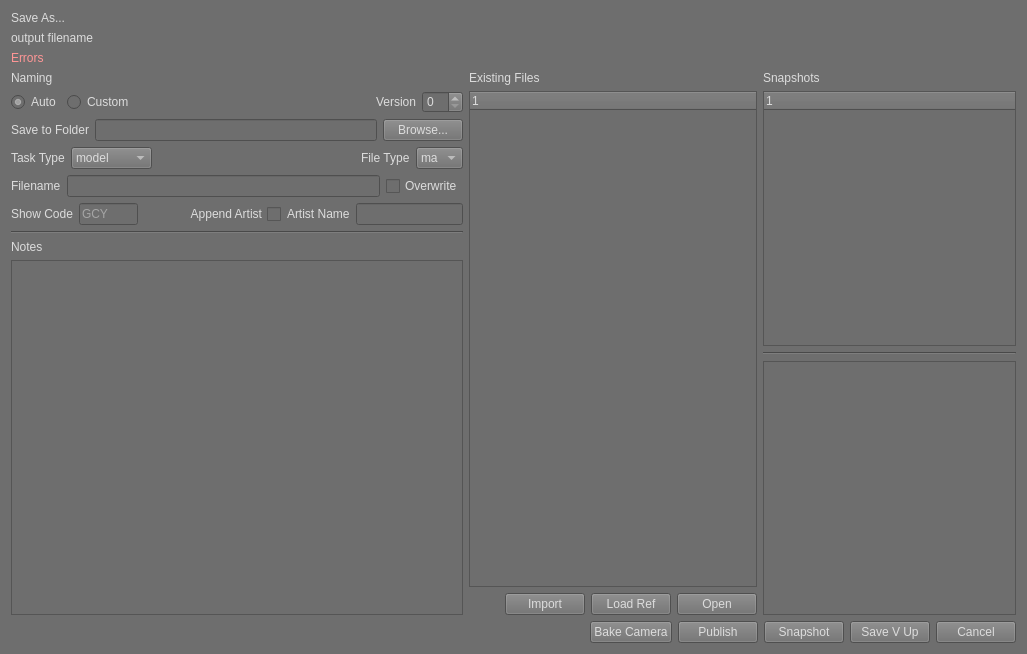
Old version of the form ui/superSaver_UI.ui in the repository SleepDeprivedVFX/versionUp.
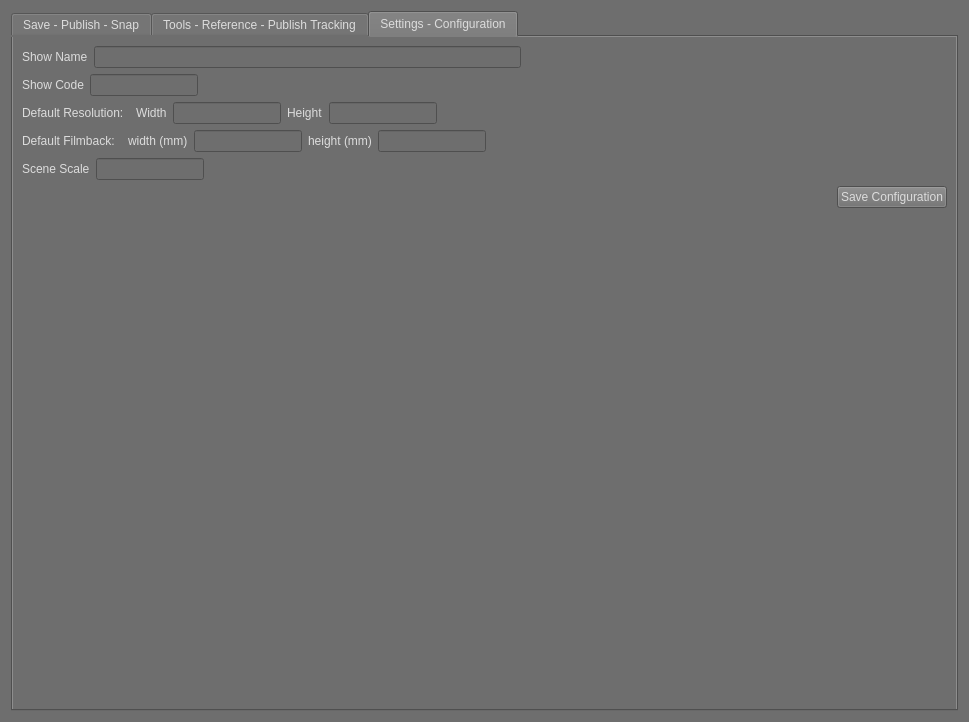
New version of the form. The open tabs and pages were chosen to show the change.

Commit message: v1.1.0: Built new UI. Added recent file function.  New UI includes other functions that are not yet activated.

Patch:
```diff
--- a/ui/superSaver_UI.ui
+++ b/ui/superSaver_UI.ui
@@ -6,14 +6,14 @@
    <rect>
     <x>0</x>
     <y>0</y>
-    <width>1027</width>
-    <height>654</height>
+    <width>969</width>
+    <height>722</height>
    </rect>
   </property>
   <property name="minimumSize">
    <size>
     <width>969</width>
-    <height>476</height>
+    <height>629</height>
    </size>
   </property>
   <property name="windowTitle">
@@ -23,6 +23,16 @@
    <string notr="true">background-color: rgb(110, 110, 110);
 color: rgb(220, 220, 220);</string>
   </property>
+  <layout class="QVBoxLayout" name="verticalLayout_3">
+   <item>
+    <widget class="QTabWidget" name="saverTabs">
+     <property name="currentIndex">
+      <number>0</number>
+     </property>
+     <widget class="QWidget" name="MainTab">
+      <attribute name="title">
+       <string>Save - Publish - Snap</string>
+      </attribute>
   <layout class="QVBoxLayout" name="verticalLayout_2">
    <item>
     <widget class="QLabel" name="Title">
@@ -290,7 +300,7 @@
             </size>
            </property>
            <property name="placeholderText">
-            <string>GCY</string>
+                <string>ABC</string>
            </property>
           </widget>
          </item>
@@ -340,6 +350,9 @@
         <layout class="QVBoxLayout" name="notes_layout">
          <item>
           <widget class="QLabel" name="notes_label">
+               <property name="styleSheet">
+                <string notr="true">font: 700 12pt &quot;Segoe UI&quot;;</string>
+               </property>
            <property name="text">
             <string>Notes</string>
            </property>
@@ -365,6 +378,9 @@
         <layout class="QVBoxLayout" name="existingFile_layout">
          <item>
           <widget class="QLabel" name="existingFile_label">
+               <property name="styleSheet">
+                <string notr="true">font: 700 12pt &quot;Segoe UI&quot;;</string>
+               </property>
            <property name="text">
             <string>Existing Files</string>
            </property>
@@ -425,6 +441,9 @@
       <layout class="QVBoxLayout" name="verticalLayout">
        <item>
         <widget class="QLabel" name="snapshots_label">
+             <property name="styleSheet">
+              <string notr="true">font: 700 12pt &quot;Segoe UI&quot;;</string>
+             </property>
          <property name="text">
           <string>Snapshots</string>
          </property>
@@ -478,13 +497,6 @@
        </property>
       </spacer>
      </item>
-     <item>
-      <widget class="QPushButton" name="bakeCam_btn">
-       <property name="text">
-        <string>Bake Camera</string>
-       </property>
-      </widget>
-     </item>
      <item>
       <widget class="QPushButton" name="publish_btn">
        <property name="text">
@@ -516,9 +528,441 @@
     </layout>
    </item>
   </layout>
-  <zorder>output_filename</zorder>
-  <zorder>Title</zorder>
-  <zorder>messages</zorder>
+     </widget>
+     <widget class="QWidget" name="ToolsTab">
+      <attribute name="title">
+       <string>Tools - Reference - Publish Tracking</string>
+      </attribute>
+      <layout class="QHBoxLayout" name="horizontalLayout_3">
+       <item>
+        <widget class="QGroupBox" name="toolsGroup">
+         <property name="title">
+          <string>Tools</string>
+         </property>
+         <layout class="QVBoxLayout" name="verticalLayout_4">
+          <item>
+           <widget class="QPushButton" name="bakeCam_btn">
+            <property name="text">
+             <string>Bake Camera</string>
+            </property>
+           </widget>
+          </item>
+          <item>
+           <widget class="QCheckBox" name="bakeCamSceneName">
+            <property name="layoutDirection">
+             <enum>Qt::LayoutDirection::RightToLeft</enum>
+            </property>
+            <property name="text">
+             <string>Use Shot/Asset as Cam Name</string>
+            </property>
+           </widget>
+          </item>
+          <item>
+           <widget class="QPushButton" name="fbxPub_btn">
+            <property name="text">
+             <string>Publish Selection as FBX</string>
+            </property>
+           </widget>
+          </item>
+          <item>
+           <widget class="QPushButton" name="objPub_btn">
+            <property name="text">
+             <string>Publish Selection as OBJ</string>
+            </property>
+           </widget>
+          </item>
+          <item>
+           <widget class="QPushButton" name="abcPub_btn">
+            <property name="text">
+             <string>Publish Selection as Alembic</string>
+            </property>
+           </widget>
+          </item>
+          <item>
+           <widget class="QPushButton" name="playblast_btn">
+            <property name="text">
+             <string>Playblaster</string>
+            </property>
+           </widget>
+          </item>
+          <item>
+           <spacer name="verticalSpacer">
+            <property name="orientation">
+             <enum>Qt::Orientation::Vertical</enum>
+            </property>
+            <property name="sizeHint" stdset="0">
+             <size>
+              <width>20</width>
+              <height>40</height>
+             </size>
+            </property>
+           </spacer>
+          </item>
+         </layout>
+        </widget>
+       </item>
+       <item>
+        <layout class="QVBoxLayout" name="verticalLayout_5">
+         <item>
+          <widget class="QLabel" name="referenceListLabel">
+           <property name="styleSheet">
+            <string notr="true">font: 700 12pt &quot;Segoe UI&quot;;</string>
+           </property>
+           <property name="text">
+            <string>Loaded References</string>
+           </property>
+          </widget>
+         </item>
+         <item>
+          <widget class="QTableWidget" name="referenceList"/>
+         </item>
+         <item>
+          <layout class="QHBoxLayout" name="horizontalLayout">
+           <item>
+            <spacer name="horizontalSpacer_3">
+             <property name="orientation">
+              <enum>Qt::Orientation::Horizontal</enum>
+             </property>
+             <property name="sizeHint" stdset="0">
+              <size>
+               <width>40</width>
+               <height>20</height>
+              </size>
+             </property>
+            </spacer>
+           </item>
+           <item>
+            <widget class="QPushButton" name="updateAllRefs_btn">
+             <property name="text">
+              <string>Update All</string>
+             </property>
+            </widget>
+           </item>
+           <item>
+            <widget class="QPushButton" name="updateRefs_btn">
+             <property name="text">
+              <string>Update Selected</string>
+             </property>
+            </widget>
+           </item>
+          </layout>
+         </item>
+        </layout>
+       </item>
+       <item>
+        <layout class="QVBoxLayout" name="verticalLayout_6">
+         <item>
+          <widget class="QLabel" name="assetTreeLabel">
+           <property name="styleSheet">
+            <string notr="true">font: 700 12pt &quot;Segoe UI&quot;;</string>
+           </property>
+           <property name="text">
+            <string>Assets</string>
+           </property>
+          </widget>
+         </item>
+         <item>
+          <widget class="QTreeWidget" name="assetTree">
+           <column>
+            <property name="text">
+             <string notr="true">1</string>
+            </property>
+           </column>
+          </widget>
+         </item>
+         <item>
+          <layout class="QHBoxLayout" name="horizontalLayout_2">
+           <item>
+            <spacer name="horizontalSpacer_4">
+             <property name="orientation">
+              <enum>Qt::Orientation::Horizontal</enum>
+             </property>
+             <property name="sizeHint" stdset="0">
+              <size>
+               <width>40</width>
+               <height>20</height>
+              </size>
+             </property>
+            </spacer>
+           </item>
+           <item>
+            <widget class="QPushButton" name="loadRef_2_btn">
+             <property name="text">
+              <string>Load Ref</string>
+             </property>
+            </widget>
+           </item>
+           <item>
+            <widget class="QPushButton" name="import_2_btn">
+             <property name="text">
+              <string>Import</string>
+             </property>
+            </widget>
+           </item>
+          </layout>
+         </item>
+        </layout>
+       </item>
+      </layout>
+     </widget>
+     <widget class="QWidget" name="SettingsTab">
+      <attribute name="title">
+       <string>Settings - Configuration</string>
+      </attribute>
+      <layout class="QVBoxLayout" name="verticalLayout_7">
+       <item>
+        <layout class="QHBoxLayout" name="horizontalLayout_4">
+         <item>
+          <widget class="QLabel" name="showName_label">
+           <property name="text">
+            <string>Show Name</string>
+           </property>
+          </widget>
+         </item>
+         <item>
+          <widget class="QLineEdit" name="showName"/>
+         </item>
+         <item>
+          <spacer name="horizontalSpacer_10">
+           <property name="orientation">
+            <enum>Qt::Orientation::Horizontal</enum>
+           </property>
+           <property name="sizeHint" stdset="0">
+            <size>
+             <width>40</width>
+             <height>20</height>
+            </size>
+           </property>
+          </spacer>
+         </item>
+        </layout>
+       </item>
+       <item>
+        <layout class="QHBoxLayout" name="horizontalLayout_5">
+         <item>
+          <widget class="QLabel" name="showCodeSet_label">
+           <property name="text">
+            <string>Show Code</string>
+           </property>
+          </widget>
+         </item>
+         <item>
+          <widget class="QLineEdit" name="showCodeSet">
+           <property name="sizePolicy">
+            <sizepolicy hsizetype="Fixed" vsizetype="Fixed">
+             <horstretch>0</horstretch>
+             <verstretch>0</verstretch>
+            </sizepolicy>
+           </property>
+          </widget>
+         </item>
+         <item>
+          <spacer name="horizontalSpacer_5">
+           <property name="orientation">
+            <enum>Qt::Orientation::Horizontal</enum>
+           </property>
+           <property name="sizeHint" stdset="0">
+            <size>
+             <width>40</width>
+             <height>20</height>
+            </size>
+           </property>
+          </spacer>
+         </item>
+        </layout>
+       </item>
+       <item>
+        <layout class="QHBoxLayout" name="horizontalLayout_6">
+         <item>
+          <widget class="QLabel" name="defaultResolution_label">
+           <property name="text">
+            <string>Default Resolution:  </string>
+           </property>
+          </widget>
+         </item>
+         <item>
+          <widget class="QLabel" name="resolutionWidth_label">
+           <property name="text">
+            <string>Width</string>
+           </property>
+          </widget>
+         </item>
+         <item>
+          <widget class="QLineEdit" name="resolutionWidth">
+           <property name="sizePolicy">
+            <sizepolicy hsizetype="Fixed" vsizetype="Fixed">
+             <horstretch>0</horstretch>
+             <verstretch>0</verstretch>
+            </sizepolicy>
+           </property>
+          </widget>
+         </item>
+         <item>
+          <widget class="QLabel" name="resolutionHeight_label">
+           <property name="text">
+            <string>Height</string>
+           </property>
+          </widget>
+         </item>
+         <item>
+          <widget class="QLineEdit" name="resolutionHeight">
+           <property name="sizePolicy">
+            <sizepolicy hsizetype="Fixed" vsizetype="Fixed">
+             <horstretch>0</horstretch>
+             <verstretch>0</verstretch>
+            </sizepolicy>
+           </property>
+          </widget>
+         </item>
+         <item>
+          <spacer name="horizontalSpacer_6">
+           <property name="orientation">
+            <enum>Qt::Orientation::Horizontal</enum>
+           </property>
+           <property name="sizeHint" stdset="0">
+            <size>
+             <width>40</width>
+             <height>20</height>
+            </size>
+           </property>
+          </spacer>
+         </item>
+        </layout>
+       </item>
+       <item>
+        <layout class="QHBoxLayout" name="horizontalLayout_7">
+         <item>
+          <widget class="QLabel" name="filmbackLabel">
+           <property name="text">
+            <string>Default Filmback:  </string>
+           </property>
+          </widget>
+         </item>
+         <item>
+          <widget class="QLabel" name="filmback_width_label">
+           <property name="text">
+            <string>width (mm)</string>
+           </property>
+          </widget>
+         </item>
+         <item>
+          <widget class="QLineEdit" name="filmback_width">
+           <property name="sizePolicy">
+            <sizepolicy hsizetype="Fixed" vsizetype="Fixed">
+             <horstretch>0</horstretch>
+             <verstretch>0</verstretch>
+            </sizepolicy>
+           </property>
+          </widget>
+         </item>
+         <item>
+          <widget class="QLabel" name="filmback_height_label">
+           <property name="text">
+            <string>height (mm)</string>
+           </property>
+          </widget>
+         </item>
+         <item>
+          <widget class="QLineEdit" name="filmback_height">
+           <property name="sizePolicy">
+            <sizepolicy hsizetype="Fixed" vsizetype="Fixed">
+             <horstretch>0</horstretch>
+             <verstretch>0</verstretch>
+            </sizepolicy>
+           </property>
+          </widget>
+         </item>
+         <item>
+          <spacer name="horizontalSpacer_7">
+           <property name="orientation">
+            <enum>Qt::Orientation::Horizontal</enum>
+           </property>
+           <property name="sizeHint" stdset="0">
+            <size>
+             <width>40</width>
+             <height>20</height>
+            </size>
+           </property>
+          </spacer>
+         </item>
+        </layout>
+       </item>
+       <item>
+        <layout class="QHBoxLayout" name="horizontalLayout_8">
+         <item>
+          <widget class="QLabel" name="SceneScale_Label">
+           <property name="text">
+            <string>Scene Scale</string>
+           </property>
+          </widget>
+         </item>
+         <item>
+          <widget class="QLineEdit" name="sceneScale">
+           <property name="sizePolicy">
+            <sizepolicy hsizetype="Fixed" vsizetype="Fixed">
+             <horstretch>0</horstretch>
+             <verstretch>0</verstretch>
+            </sizepolicy>
+           </property>
+          </widget>
+         </item>
+         <item>
+          <spacer name="horizontalSpacer_8">
+           <property name="orientation">
+            <enum>Qt::Orientation::Horizontal</enum>
+           </property>
+           <property name="sizeHint" stdset="0">
+            <size>
+             <width>40</width>
+             <height>20</height>
+            </size>
+           </property>
+          </spacer>
+         </item>
+        </layout>
+       </item>
+       <item>
+        <layout class="QHBoxLayout" name="horizontalLayout_9">
+         <item>
+          <spacer name="horizontalSpacer_9">
+           <property name="orientation">
+            <enum>Qt::Orientation::Horizontal</enum>
+           </property>
+           <property name="sizeHint" stdset="0">
+            <size>
+             <width>40</width>
+             <height>20</height>
+            </size>
+           </property>
+          </spacer>
+         </item>
+         <item>
+          <widget class="QPushButton" name="save_config_btn">
+           <property name="text">
+            <string>Save Configuration</string>
+           </property>
+          </widget>
+         </item>
+        </layout>
+       </item>
+       <item>
+        <spacer name="verticalSpacer_2">
+         <property name="orientation">
+          <enum>Qt::Orientation::Vertical</enum>
+         </property>
+         <property name="sizeHint" stdset="0">
+          <size>
+           <width>20</width>
+           <height>477</height>
+          </size>
+         </property>
+        </spacer>
+       </item>
+      </layout>
+     </widget>
+    </widget>
+   </item>
+  </layout>
  </widget>
  <tabstops>
   <tabstop>notes</tabstop>
```
Left out of the diff: 33 changed lines with no effect on the pictures. Lines whose indentation alone changed are shown as unchanged. The commit also changes 2 other files.
